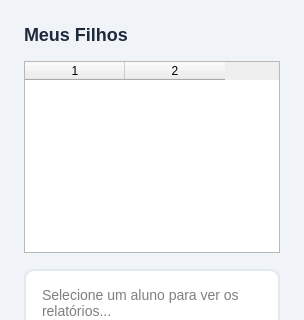
The window that pai.ui (Samuenpd/SISPE) describes before a commit, drawn with Qt 5; both pictures show x 0 to 304 and y 0 to 320 of the 304 by 485 pixel window.
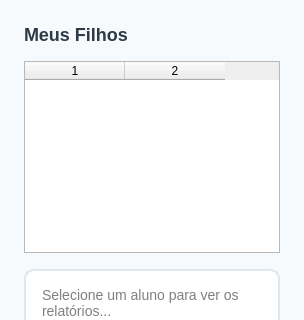
The same window after the commit.

The edit to the form file:
```diff
--- a/pai.ui
+++ b/pai.ui
@@ -3,7 +3,7 @@
  <class>PaiScreen</class>
  <widget class="QWidget" name="PaiScreen">
   <property name="styleSheet">
-   <string notr="true">#PaiScreen { background-color: #f0f4f8; }</string>
+   <string notr="true">#PaiScreen { background-color: #F6FAFC; }</string>
   </property>
   <layout class="QVBoxLayout" name="verticalLayout">
    <property name="spacing">
@@ -27,7 +27,7 @@
       <string>Meus Filhos</string>
      </property>
      <property name="styleSheet">
-      <string notr="true">font-size: 18px; font-weight: bold; color: #1e293b;</string>
+      <string notr="true">font-size: 18px; font-weight: bold; color: #2E3A46;</string>
      </property>
     </widget>
    </item>
@@ -53,7 +53,7 @@
       <string notr="true">QTextEdit {
     background: white;
     border-radius: 10px;
-    border: 2px solid #e2e8f0;
+    border: 2px solid #DCE7F0;
     padding: 12px;
     font-size: 14px;
 }</string>
```
